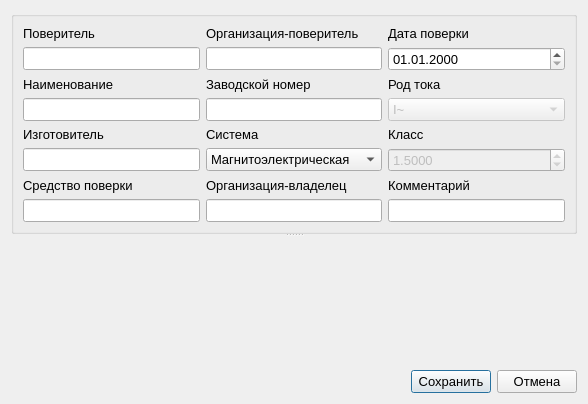
irsural/calibrator_pc, file ui/edit_measure_parameters_form.ui: the form before one commit.
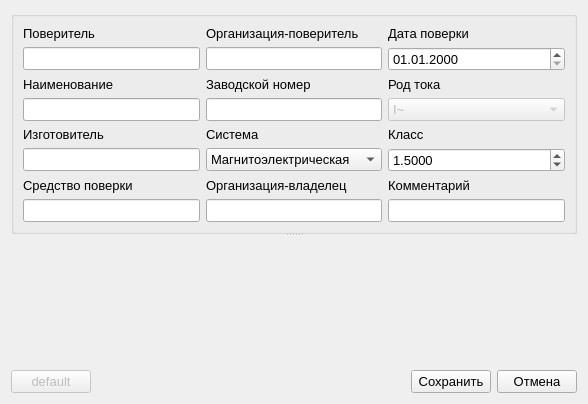
The form after the commit.

Patch:
```diff
--- a/ui/edit_measure_parameters_form.ui
+++ b/ui/edit_measure_parameters_form.ui
@@ -168,7 +168,7 @@
          <item row="5" column="2">
           <widget class="QDoubleSpinBox" name="class_spinbox">
            <property name="enabled">
-            <bool>false</bool>
+            <bool>true</bool>
            </property>
            <property name="prefix">
             <string/>
@@ -342,6 +342,19 @@
      <property name="sizeConstraint">
       <enum>QLayout::SetDefaultConstraint</enum>
      </property>
+     <item>
+      <widget class="QPushButton" name="default_button">
+       <property name="enabled">
+        <bool>false</bool>
+       </property>
+       <property name="text">
+        <string>default</string>
+       </property>
+       <property name="default">
+        <bool>true</bool>
+       </property>
+      </widget>
+     </item>
      <item>
       <spacer name="horizontalSpacer">
        <property name="orientation">
```
